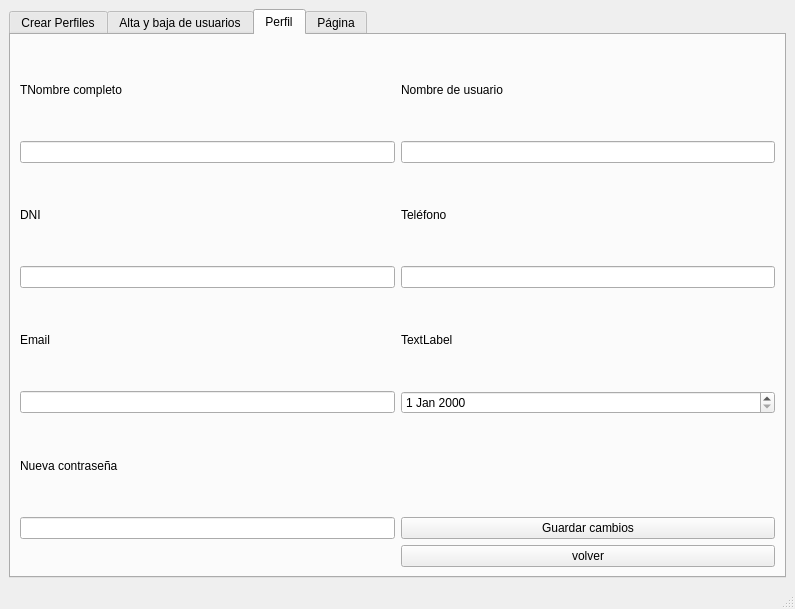
First picture: the form in src/vista/ui/admin/DashboardAdmin.ui, repository mbatla00/cediza_IS, before the edit.
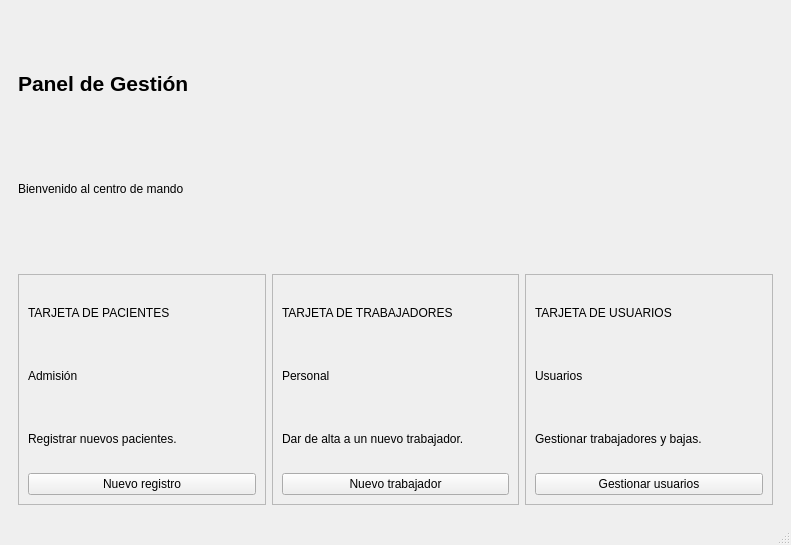
Second picture: the form after the edit. The open tabs and pages were chosen to show the change.

Commit message: mejora de dashboard del admin

Diff of the .ui file:
```diff
--- a/src/vista/ui/admin/DashboardAdmin.ui
+++ b/src/vista/ui/admin/DashboardAdmin.ui
@@ -6,8 +6,8 @@
    <rect>
     <x>0</x>
     <y>0</y>
-    <width>795</width>
-    <height>609</height>
+    <width>791</width>
+    <height>545</height>
    </rect>
   </property>
   <property name="windowTitle">
@@ -16,205 +16,167 @@
   <widget class="QWidget" name="centralwidget">
    <layout class="QGridLayout" name="gridLayout">
     <item row="1" column="0">
-     <widget class="QTabWidget" name="dashboard">
-      <property name="tabPosition">
-       <enum>QTabWidget::TabPosition::North</enum>
-      </property>
-      <property name="tabShape">
-       <enum>QTabWidget::TabShape::Rounded</enum>
-      </property>
-      <property name="currentIndex">
-       <number>1</number>
-      </property>
-      <widget class="QWidget" name="tab">
-       <property name="font">
-        <font>
-         <kerning>true</kerning>
-        </font>
-       </property>
-       <attribute name="title">
-        <string>Crear Perfiles</string>
-       </attribute>
-       <layout class="QGridLayout" name="gridLayout_2" rowstretch="0,0,0,0" columnstretch="0" columnminimumwidth="0">
-        <property name="topMargin">
-         <number>8</number>
-        </property>
-        <property name="bottomMargin">
-         <number>9</number>
-        </property>
-        <property name="verticalSpacing">
-         <number>4</number>
-        </property>
-        <item row="2" column="0">
-         <widget class="QPushButton" name="btn_nuevo_trabajador">
-          <property name="text">
-           <string>Nuevo Trabajador</string>
-          </property>
-         </widget>
-        </item>
-        <item row="0" column="0">
-         <widget class="QPushButton" name="btn_nuevo_paciente">
-          <property name="text">
-           <string>Nuevo Paciente</string>
-          </property>
-         </widget>
-        </item>
-        <item row="1" column="0">
-         <widget class="QPushButton" name="btn_nuevo_admin">
-          <property name="text">
-           <string>Nuevo Administrador</string>
-          </property>
-         </widget>
-        </item>
-        <item row="3" column="0">
-         <widget class="QPushButton" name="pushButton_2">
-          <property name="text">
-           <string>Editar usuarios</string>
-          </property>
-         </widget>
-        </item>
-       </layout>
-      </widget>
-      <widget class="QWidget" name="tab_2">
-       <attribute name="title">
-        <string>Alta y baja de usuarios</string>
-       </attribute>
-       <widget class="QTableWidget" name="usuarios_lista">
-        <property name="geometry">
-         <rect>
-          <x>0</x>
-          <y>110</y>
-          <width>784</width>
-          <height>280</height>
-         </rect>
-        </property>
-        <column>
-         <property name="text">
-          <string>Nueva columna</string>
+     <widget class="QWidget" name="widget_tarjetas" native="true">
+      <layout class="QGridLayout" name="gridLayout_3">
+       <item row="0" column="0">
+        <widget class="QFrame" name="frame_pacientes">
+         <property name="frameShape">
+          <enum>QFrame::Shape::StyledPanel</enum>
          </property>
-        </column>
-        <column>
-         <property name="text">
-          <string>Nombre</string>
+         <property name="frameShadow">
+          <enum>QFrame::Shadow::Raised</enum>
          </property>
-        </column>
-        <column>
-         <property name="text">
-          <string>Rol</string>
+         <layout class="QGridLayout" name="gridLayout_4">
+          <item row="1" column="0">
+           <widget class="QLabel" name="label_5">
+            <property name="text">
+             <string>Admisión</string>
+            </property>
+           </widget>
+          </item>
+          <item row="0" column="0">
+           <widget class="QLabel" name="label">
+            <property name="text">
+             <string>TARJETA DE PACIENTES</string>
+            </property>
+           </widget>
+          </item>
+          <item row="2" column="0">
+           <widget class="QLabel" name="label_6">
+            <property name="text">
+             <string>Registrar nuevos pacientes.</string>
+            </property>
+           </widget>
+          </item>
+          <item row="3" column="0">
+           <widget class="QPushButton" name="btn_nuevo_registro">
+            <property name="text">
+             <string>Nuevo registro</string>
+            </property>
+           </widget>
+          </item>
+         </layout>
+        </widget>
+       </item>
+       <item row="0" column="2">
+        <widget class="QFrame" name="frame_usuarios">
+         <property name="frameShape">
+          <enum>QFrame::Shape::StyledPanel</enum>
          </property>
-        </column>
-        <column>
+         <property name="frameShadow">
+          <enum>QFrame::Shadow::Raised</enum>
+         </property>
+         <layout class="QGridLayout" name="gridLayout_6">
+          <item row="1" column="0">
+           <widget class="QLabel" name="label_9">
+            <property name="text">
+             <string>Usuarios</string>
+            </property>
+           </widget>
+          </item>
+          <item row="2" column="0">
+           <widget class="QLabel" name="label_10">
+            <property name="text">
+             <string>Gestionar trabajadores y bajas.</string>
+            </property>
+           </widget>
+          </item>
+          <item row="0" column="0">
+           <widget class="QLabel" name="label_4">
+            <property name="text">
+             <string>TARJETA DE USUARIOS</string>
+            </property>
+           </widget>
+          </item>
+          <item row="3" column="0">
+           <widget class="QPushButton" name="btn_gestionar_usuarios">
+            <property name="text">
+             <string>Gestionar usuarios</string>
+            </property>
+           </widget>
+          </item>
+         </layout>
+        </widget>
+       </item>
+       <item row="0" column="1">
+        <widget class="QFrame" name="frame_trabajadores">
+         <property name="frameShape">
+          <enum>QFrame::Shape::StyledPanel</enum>
+         </property>
+         <property name="frameShadow">
+          <enum>QFrame::Shadow::Raised</enum>
+         </property>
+         <layout class="QGridLayout" name="gridLayout_5">
+          <item row="0" column="0">
+           <widget class="QLabel" name="label_2">
+            <property name="text">
+             <string>TARJETA DE TRABAJADORES</string>
+            </property>
+           </widget>
+          </item>
+          <item row="2" column="0">
+           <widget class="QLabel" name="label_8">
+            <property name="text">
+             <string>Dar de alta a un nuevo trabajador.</string>
+            </property>
+           </widget>
+          </item>
+          <item row="1" column="0">
+           <widget class="QLabel" name="label_7">
+            <property name="text">
+             <string>Personal</string>
+            </property>
+           </widget>
+          </item>
+          <item row="3" column="0">
+           <widget class="QPushButton" name="btn_nuevo_trabajador">
+            <property name="text">
+             <string>Nuevo trabajador</string>
+            </property>
+           </widget>
+          </item>
+         </layout>
+        </widget>
+       </item>
+      </layout>
+     </widget>
+    </item>
+    <item row="0" column="0">
+     <widget class="QWidget" name="widget_cabecera" native="true">
+      <layout class="QGridLayout" name="gridLayout_2">
+       <item row="1" column="0">
+        <widget class="QLabel" name="label_3">
+         <property name="maximumSize">
+          <size>
+           <width>16777215</width>
+           <height>70</height>
+          </size>
+         </property>
          <property name="text">
-          <string>Estado</string>
+          <string>Bienvenido al centro de mando</string>
          </property>
-        </column>
-        <column>
+        </widget>
+       </item>
+       <item row="0" column="0">
+        <widget class="QLabel" name="lbl_titulo">
+         <property name="maximumSize">
+          <size>
+           <width>16777215</width>
+           <height>80</height>
+          </size>
+         </property>
+         <property name="font">
+          <font>
+           <pointsize>16</pointsize>
+           <bold>true</bold>
+          </font>
+         </property>
          <property name="text">
-          <string>accion</string>
+          <string>Panel de Gestión</string>
          </property>
-        </column>
-       </widget>
-      </widget>
-      <widget class="QWidget" name="tab_7">
-       <attribute name="title">
-        <string>Perfil</string>
-       </attribute>
-       <layout class="QGridLayout" name="gridLayout_3">
-        <item row="0" column="1">
-         <widget class="QLabel" name="label">
-          <property name="text">
-           <string>TNombre completo</string>
-          </property>
-         </widget>
-        </item>
-        <item row="2" column="1">
-         <widget class="QLabel" name="label_3">
-          <property name="text">
-           <string>DNI</string>
-          </property>
-         </widget>
-        </item>
-        <item row="3" column="2">
-         <widget class="QLineEdit" name="txt_perfil_telefono"/>
-        </item>
-        <item row="3" column="1">
-         <widget class="QLineEdit" name="txt_perfil_dni">
-          <property name="maxLength">
-           <number>9</number>
-          </property>
-         </widget>
-        </item>
-        <item row="5" column="1">
-         <widget class="QLineEdit" name="txt_perfil_email"/>
-        </item>
-        <item row="7" column="1">
-         <widget class="QLabel" name="label_6">
-          <property name="text">
-           <string>Nueva contraseña</string>
-          </property>
-         </widget>
-        </item>
-        <item row="2" column="2">
-         <widget class="QLabel" name="label_4">
-          <property name="text">
-           <string>Teléfono</string>
-          </property>
-         </widget>
-        </item>
-        <item row="5" column="2">
-         <widget class="QDateEdit" name="date_perfil_nacimiento"/>
-        </item>
-        <item row="4" column="1">
-         <widget class="QLabel" name="label_5">
-          <property name="text">
-           <string>Email</string>
-          </property>
-         </widget>
-        </item>
-        <item row="0" column="2">
-         <widget class="QLabel" name="label_2">
-          <property name="text">
-           <string>Nombre de usuario</string>
-          </property>
-         </widget>
-        </item>
-        <item row="8" column="1">
-         <widget class="QLineEdit" name="txt_perfil_password"/>
-        </item>
-        <item row="1" column="2">
-         <widget class="QLineEdit" name="txt_perfil_usuario"/>
-        </item>
-        <item row="4" column="2">
-         <widget class="QLabel" name="label_7">
-          <property name="text">
-           <string>TextLabel</string>
-          </property>
-         </widget>
-        </item>
-        <item row="1" column="1">
-         <widget class="QLineEdit" name="txt_perfil_nombre"/>
-        </item>
-        <item row="9" column="2">
-         <widget class="QPushButton" name="btn_perfil_volver">
-          <property name="text">
-           <string>volver</string>
-          </property>
-         </widget>
-        </item>
-        <item row="8" column="2">
-         <widget class="QPushButton" name="pushButton">
-          <property name="text">
-           <string>Guardar cambios</string>
-          </property>
-         </widget>
-        </item>
-       </layout>
-      </widget>
-      <widget class="QWidget" name="tab_8">
-       <attribute name="title">
-        <string>Página</string>
-       </attribute>
-      </widget>
+        </widget>
+       </item>
+      </layout>
      </widget>
     </item>
    </layout>
```
Left out of the diff: 2 changed lines with no effect on the pictures. The commit also changes 1 other file.
